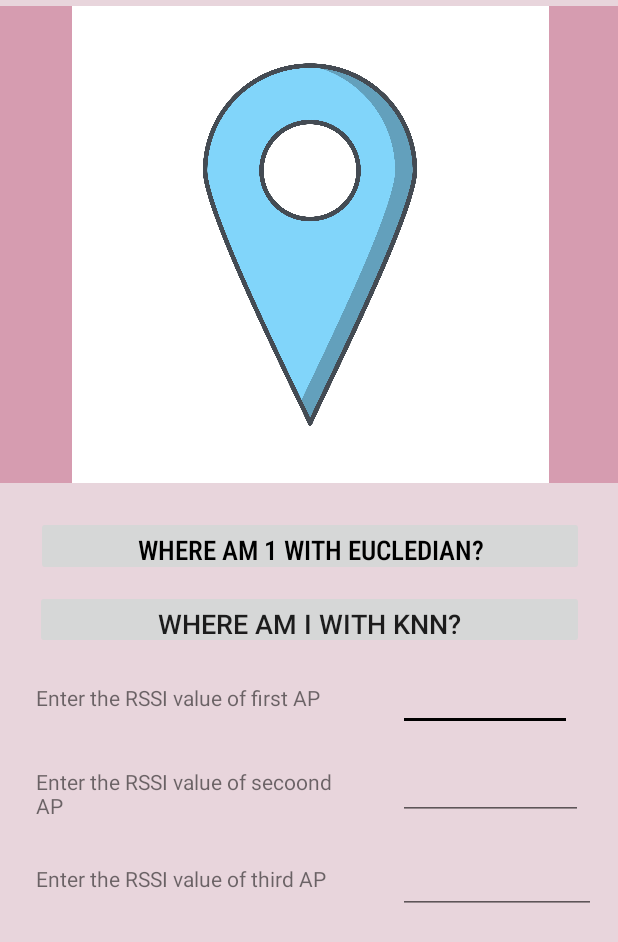
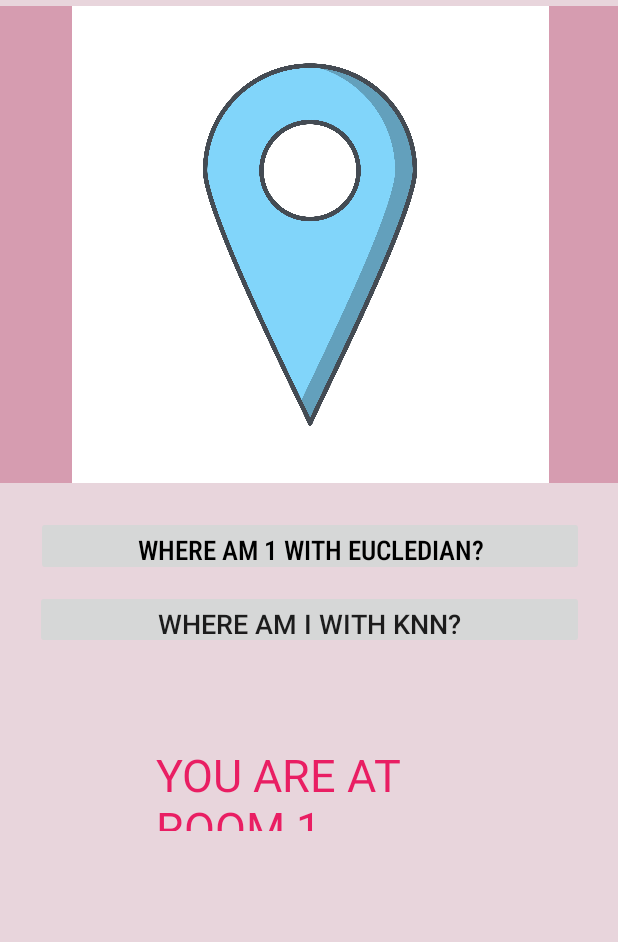
Before and after one commit to Mobile-Computing-Winter-2021/Android-projects, an Android app: the fragment Fragmentlocate shown on its own in the app's theme, after a tap on "WHERE AM 1 WITH EUCLEDIAN?", on a phone screen of 412 x 824 dp. Shown: the top 942 px of the screen. Run offline under Robolectric (Android 15) with nearby library versions, the phone set to English and light mode, and no system bars; our stand-ins replace Room's generated code; 5 statements that could not run were skipped.

Commit message:
eigth commit

```diff
--- a/app/src/main/java/com/example/helloworld/Daoclass.java
+++ b/app/src/main/java/com/example/helloworld/Daoclass.java
@@ -4,7 +4,9 @@ import androidx.room.Insert;
 import androidx.room.Query;
 import java.util.List;
 
-    @Dao
+import io.reactivex.Single;
+
+@Dao
     public interface Daoclass {
         @Insert
         void insertAllData(dbwifi model);
@@ -20,7 +22,8 @@ import java.util.List;
         @Query("select * from Wardrivingdb ")
         List<dbaprssi> getAllD1();
 
-
+        @Query("Delete from Wardrivingdb where Roomno like :Roomno")
+        void deleteAllFromTable(int Roomno);
 
 
 }
--- a/app/src/main/java/com/example/helloworld/Fragmentlocate.java
+++ b/app/src/main/java/com/example/helloworld/Fragmentlocate.java
@@ -59,7 +59,7 @@ public class Fragmentlocate extends Fragment {
 
         View view = inflater.inflate(R.layout.fragment_fragmentlocate, container, false);
        accx = (Button) view.findViewById(R.id.button2);
-    /*    accz = (Button) view.findViewById(R.id.button7);
+       accz = (Button) view.findViewById(R.id.button7);
         t1 = (TextView) view.findViewById(R.id.textView);
         wifimanager1 = (WifiManager) getActivity().
                 getSystemService(Context.WIFI_SERVICE);
@@ -88,9 +88,10 @@ public class Fragmentlocate extends Fragment {
 
                 rssilist1.add((float) (scanResult.level));
             }
-            int indexofredmi=ssidlist1.indexOf("Redmi");
+
+           int indexofanku=ssidlist1.indexOf("ONEPLUS_co_apkhrf");
             int indexofredmi1=ssidlist1.indexOf("Redmi1");
-            int indexofgalaxy=ssidlist1.indexOf("Galaxy M21A406");*/
+            int indexofgalaxy=ssidlist1.indexOf("Galaxy M21A406");
             accx.setOnClickListener(new View.OnClickListener() {
                                         @Override
                                         public void onClick(View v) {
@@ -99,14 +100,14 @@ public class Fragmentlocate extends Fragment {
                                             for (int i = 0; i < values.size(); i++) {
                                                 System.out.println("THE LIst are" + values.get(i).getRSSIAP1());
                                             }
-                                        }
-                                    });
-                  /*  for(int i = 0;i<values.size();i++)
+
+
+                       for(int i = 0;i<values.size();i++)
                     {
                          float x=(values.get(i).getRSSIAP1())-(rssilist1.get(indexofgalaxy));
-                        float y=(values.get(i).getRSSIAP2())-(rssilist1.get(indexofredmi));
-                        float z=(values.get(i).getRSSIAP2())-(rssilist1.get(indexofredmi));
-                        float eucled = (float) Math.sqrt((x)*(x) +(y)*(y)+(z)*(z));
+                      float y=(values.get(i).getRSSIAP2())-(rssilist1.get(indexofanku));
+                        float z=(values.get(i).getRSSIAP3())-(rssilist1.get(indexofredmi1));
+                        float eucled = (float) Math.sqrt((x)*(x) +(z)*(z));
                         eucledian.add(eucled);
 
                     }
@@ -114,27 +115,33 @@ public class Fragmentlocate extends Fragment {
                     if(minIndex==0)
                     {
                       t1.setText("YOU ARE AT ROOM 1");
+                      System.out.println("YOU ARE AT ROOM 1");
                     }
 
-                    if(minIndex==1)
+                   else if(minIndex==1)
                     {
                         t1.setText("YOU ARE AT ROOM 2");
+                        System.out.println("YOU ARE AT ROOM 2");
                     }
-                    if(minIndex==2)
+                   else if(minIndex==2)
                     {
                         t1.setText("YOU ARE AT ROOM 3");
+                        System.out.println("YOU ARE AT ROOM 3");
                     }
-                    if(minIndex==3)
+                   else if(minIndex==3)
                     {
                         t1.setText("YOU ARE AT ROOM 4");
+                        System.out.println("YOU ARE AT ROOM 4");
                     }
-                    if(minIndex==4)
+                  else if(minIndex==4)
                     {
                         t1.setText("YOU ARE AT ROOM 5");
+                        System.out.println("YOU ARE AT ROOM 5");
                     }
-                    if(minIndex==5)
+                else if(minIndex==5)
                     {
                         t1.setText("YOU ARE AT ROOM 6");
+                        System.out.println("YOU ARE AT ROOM 6");
                     }
 
 
@@ -146,7 +153,7 @@ public class Fragmentlocate extends Fragment {
 
                 }
             });
-            accx.setOnClickListener(new View.OnClickListener() {
+            accz.setOnClickListener(new View.OnClickListener() {
                 @Override
                 public void onClick(View v) {
 
@@ -154,8 +161,8 @@ public class Fragmentlocate extends Fragment {
                             for(int i = 0;i<values1.size();i++)
                             {
                                 float x=(values1.get(i).getRSSIAP1())-(rssilist1.get(indexofgalaxy));
-                                float y=(values1.get(i).getRSSIAP2())-(rssilist1.get(indexofredmi));
-                                float z=(values1.get(i).getRSSIAP2())-(rssilist1.get(indexofredmi));
+                              float y=(values1.get(i).getRSSIAP2())-(rssilist1.get(indexofanku));
+                                float z=(values1.get(i).getRSSIAP3())-(rssilist1.get(indexofredmi1));
                                 float eucled = (float) Math.sqrt((x)*(x) +(y)*(y)+(z)*(z));
                                 eucledian1.add(eucled);
 
@@ -171,7 +178,7 @@ public class Fragmentlocate extends Fragment {
             });
 
 
-        }*/
+        }
 
                     return view;
                 }
--- a/app/src/main/java/com/example/helloworld/Fragmenttrain.java
+++ b/app/src/main/java/com/example/helloworld/Fragmenttrain.java
@@ -97,7 +97,7 @@ public class Fragmenttrain extends Fragment {
                    for (int i = 0; i < ssidlist.size(); i++) {
                         if ((ssidlist.get(i)).equals("Galaxy M21A406")) {
                             model1.setRSSIAP1(rssilist.get(i));
-                        } else if ((ssidlist.get(i)).equals("Redmi")) {
+                        } else if ((ssidlist.get(i)).equals("ONEPLUS_co_apkhrf")) {
                             model1.setRSSIAP2(rssilist.get(i));
                        } else if ((ssidlist.get(i)).equals("Redmi1")) {
                             model1.setRSSIAP3(rssilist.get(i));
--- a/app/src/main/res/layout/fragment_fragmentlocate.xml
+++ b/app/src/main/res/layout/fragment_fragmentlocate.xml
@@ -36,73 +36,10 @@
         android:id="@+id/textView"
         android:layout_width="221dp"
         android:layout_height="58dp"
-        android:layout_marginStart="88dp"
-        android:layout_marginTop="639dp"
+        android:layout_marginStart="104dp"
+        android:layout_marginTop="496dp"
         android:textColor="#E91E63"
         android:textSize="30sp"
-        app:layout_constraintStart_toStartOf="parent"
-        app:layout_constraintTop_toTopOf="parent" />
-
-    <TextView
-        android:id="@+id/textView4"
-        android:layout_width="211dp"
-        android:layout_height="31dp"
-        android:layout_marginStart="24dp"
-        android:layout_marginTop="455dp"
-        android:text="Enter the RSSI value of first AP"
-        app:layout_constraintStart_toStartOf="parent"
-        app:layout_constraintTop_toTopOf="parent" />
-
-    <TextView
-        android:id="@+id/textView5"
-        android:layout_width="208dp"
-        android:layout_height="35dp"
-        android:layout_marginStart="24dp"
-        android:layout_marginTop="511dp"
-        android:text="Enter the RSSI value of secoond AP"
-        app:layout_constraintStart_toStartOf="parent"
-        app:layout_constraintTop_toTopOf="parent" />
-
-    <TextView
-        android:id="@+id/textView6"
-        android:layout_width="208dp"
-        android:layout_height="32dp"
-        android:layout_marginStart="24dp"
-        android:layout_marginTop="576dp"
-        android:text="Enter the RSSI value of third AP"
-        app:layout_constraintStart_toStartOf="parent"
-        app:layout_constraintTop_toTopOf="parent" />
-
-    <EditText
-        android:id="@+id/editTextTextPersonName2"
-        android:layout_width="116dp"
-        android:layout_height="32dp"
-        android:layout_marginStart="265dp"
-        android:layout_marginTop="455dp"
-        android:ems="10"
-        android:inputType="textPersonName"
-        app:layout_constraintStart_toStartOf="parent"
-        app:layout_constraintTop_toTopOf="parent" />
-
-    <EditText
-        android:id="@+id/editTextTextPersonName3"
-        android:layout_width="123dp"
-        android:layout_height="39dp"
-        android:layout_marginStart="265dp"
-        android:layout_marginTop="507dp"
-        android:ems="10"
-        android:inputType="textPersonName"
-        app:layout_constraintStart_toStartOf="parent"
-        app:layout_constraintTop_toTopOf="parent" />
-
-    <EditText
-        android:id="@+id/editTextTextPersonName4"
-        android:layout_width="132dp"
-        android:layout_height="33dp"
-        android:layout_marginStart="265dp"
-        android:layout_marginTop="576dp"
-        android:ems="10"
-        android:inputType="textPersonName"
         app:layout_constraintStart_toStartOf="parent"
         app:layout_constraintTop_toTopOf="parent" />
 
```
Also changed, not shown: app/src/main/res/layout/fragment_fragmentchart.xml (+9 -7 lines), app/src/main/res/layout/fragment_fragmenttrain.xml (+8 -7 lines).
